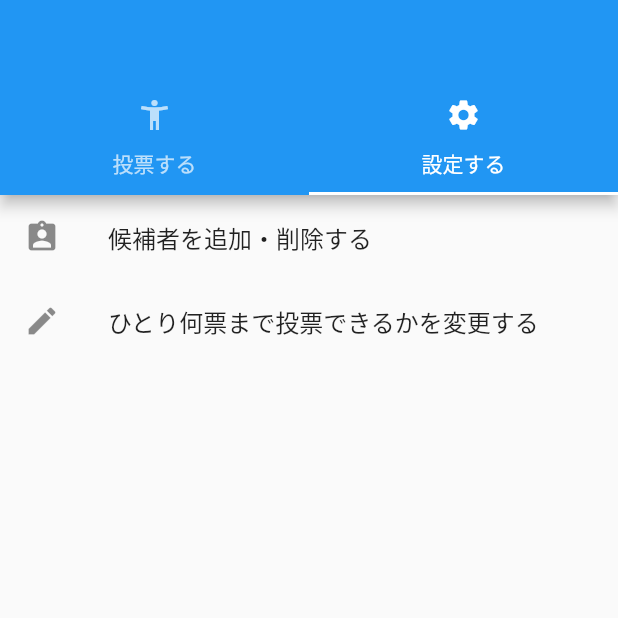
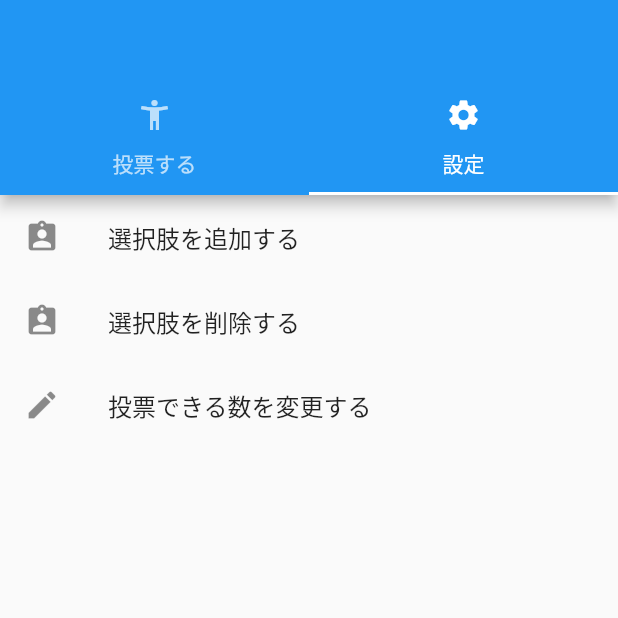
Before and after one commit to penguin-in-the-sky/flutter_voting_app, a Flutter app: the screen it shows after launch, tab 2 chosen, on a phone screen of 412 x 824 dp, the top half of it. Run offline on Flutter 3.47's test engine with Material 2 defaults, Android fonts, the phone set to English and light mode, and no system bars; our stand-ins replace cloud_firestore; accounts and stored records are empty.

Commit message:
:construction: 画面構成を修正して動く状態に

```diff
--- a/lib/main.dart
+++ b/lib/main.dart
@@ -1,7 +1,7 @@
 import 'package:flutter/material.dart';
 
 import 'pages/voting.dart';
-import 'pages/setting.dart';
+import 'pages/setting/settingMain.dart';
 
 void main() => runApp(MyApp());
 
@@ -16,7 +16,6 @@ class MyApp extends StatelessWidget {
 }
 
 class MainRoute extends StatelessWidget {
-
   @override
   Widget build(BuildContext context) {
     return DefaultTabController(
@@ -25,15 +24,22 @@ class MainRoute extends StatelessWidget {
         appBar: AppBar(
           bottom: TabBar(
             tabs: <Widget>[
-              Tab(icon: Icon(Icons.accessibility_new,), text:'投票する'),
-              Tab(icon: Icon(Icons.settings,), text:'設定する'),
+              Tab(
+                  icon: Icon(
+                    Icons.accessibility_new,
+                  ),
+                  text: '投票する'),
+              Tab(
+                  icon: Icon(
+                    Icons.settings,
+                  ),
+                  text: '設定'),
             ],
           ),
         ),
-        body: TabBarView(
-            children: <Widget>[
+        body: TabBarView(children: <Widget>[
           VotingPage(),
-              SettingPage(),
+          SettingMainPage(),
         ]),
       ),
     );
--- a/lib/models/candidate.dart
+++ b/lib/models/candidate.dart
@@ -1,5 +1,8 @@
 import 'package:cloud_firestore/cloud_firestore.dart';
 
+/**
+ * 選択肢モデル
+ */
 class Candidate {
   final String name;
   final int votes;
--- a/lib/pages/setting.dart
+++ /dev/null
@@ -1,31 +0,0 @@
-import 'package:cloud_firestore/cloud_firestore.dart';
-import 'package:flutter/material.dart';
-
-import '../models/candidate.dart';
-
-class SettingPage extends StatefulWidget {
- @override
- _SettingPagePageState createState() {
-   return _SettingPagePageState();
- }
-}
-
-class _SettingPagePageState extends State<SettingPage> {
- @override
- Widget build(BuildContext context) {
-   return Scaffold(
-     body: ListView(
-       children: [
-         ListTile(
-           leading: Icon(Icons.assignment_ind),
-           title: Text("候補者を追加・削除する"),
-         ),
-         ListTile(
-           leading: Icon(Icons.edit),
-           title: Text("ひとり何票まで投票できるかを変更する"),
-         ),
-       ]
-     ),
-   );
- }
-}
--- /dev/null
+++ b/lib/pages/setting/settingMain.dart
@@ -0,0 +1,64 @@
+import 'package:flutter/material.dart';
+
+import 'candidateAdding.dart';
+import 'candidateRemoving.dart';
+import 'votingSlip.dart';
+
+/**
+ * 設定メインページ
+ */
+class SettingMainPage extends StatefulWidget {
+  @override
+  _SettingMainPageState createState() {
+    return _SettingMainPageState();
+  }
+}
+
+class _SettingMainPageState extends State<SettingMainPage> {
+  @override
+  Widget build(BuildContext context) {
+    return Scaffold(
+      body: ListView(children: [
+        ListTile(
+          leading: Icon(Icons.assignment_ind),
+          title: Text("選択肢を追加する"),
+          onTap: () {
+            Navigator.of(context).push(
+              MaterialPageRoute(
+                builder: (context) {
+                  return CandidateAddingPage();
+                },
+              ),
+            );
+          },
+        ),
+        ListTile(
+          leading: Icon(Icons.assignment_ind),
+          title: Text("選択肢を削除する"),
+          onTap: () {
+            Navigator.of(context).push(
+              MaterialPageRoute(
+                builder: (context) {
+                  return CandidateRemovingPage();
+                },
+              ),
+            );
+          },
+        ),
+        ListTile(
+          leading: Icon(Icons.edit),
+          title: Text("投票できる数を変更する"),
+          onTap: () {
+            Navigator.of(context).push(
+              MaterialPageRoute(
+                builder: (context) {
+                  return VotingSlipSettingPage();
+                },
+              ),
+            );
+          },
+        ),
+      ]),
+    );
+  }
+}
```
Also changed, not shown: lib/pages/setting/candidateAdding.dart (added, +59 -0 lines), lib/pages/setting/candidateRemoving.dart (added, +62 -0 lines), lib/pages/setting/votingSlip.dart (added, +55 -0 lines), lib/pages/voting.dart (+30 -6 lines). Lines whose indentation alone changed are shown as unchanged.
